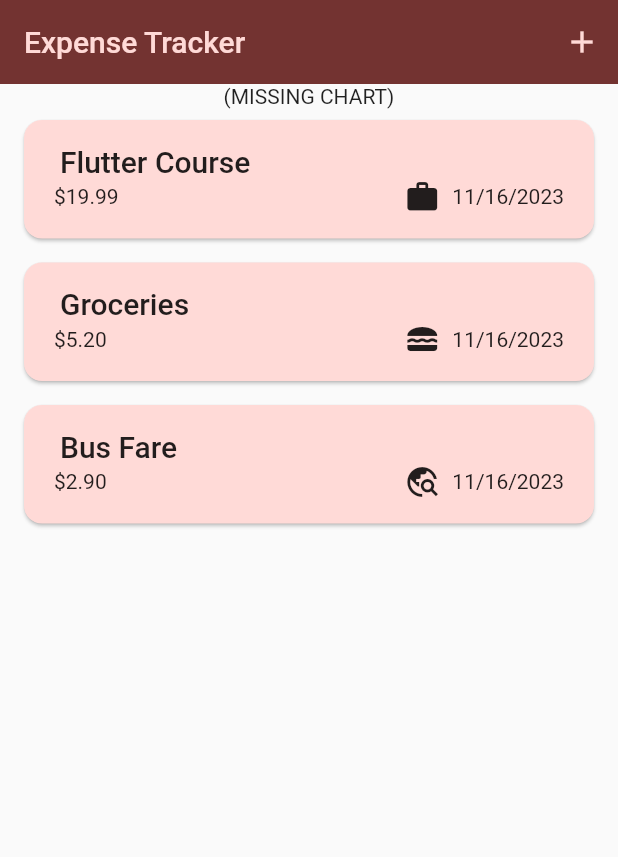
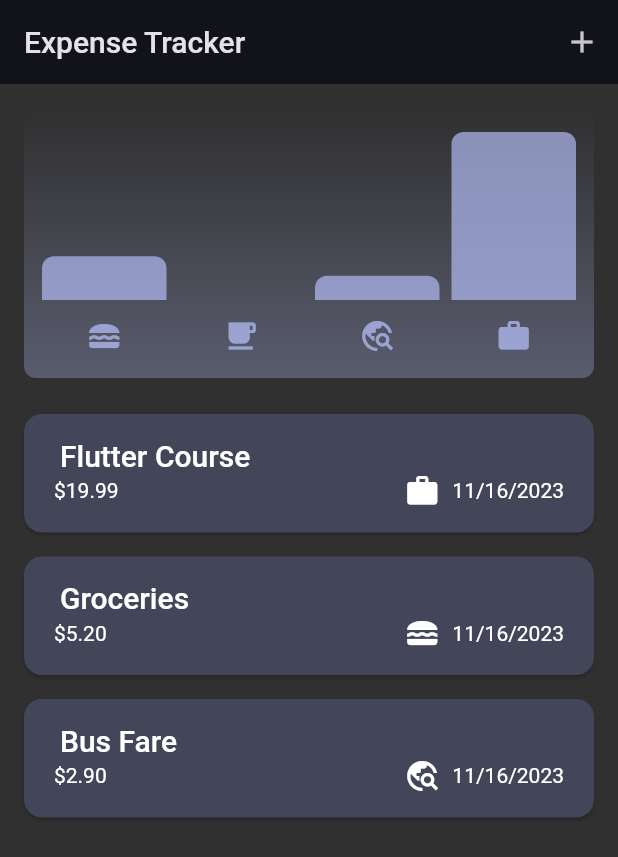
Before and after one commit to bjornunnar/flutter_expense_tracker, a Flutter app: the screen it shows after launch, on a phone screen of 412 x 824 dp. Shown: the top 857 px of the screen. Run offline on Flutter 3.47's test engine with Material 2 defaults, Android fonts, the phone set to English and light mode, and no system bars.

Commit message:
finish base version

```diff
--- a/lib/main.dart
+++ b/lib/main.dart
@@ -1,7 +1,17 @@
 import 'package:expense_tracker/widgets/expenses_base.dart';
 import 'package:flutter/material.dart';
 
-var kColorScheme = ColorScheme.fromSeed(seedColor: const Color.fromARGB(255, 176, 48, 51));
+void main() {
+  runApp(MaterialApp(
+    themeMode: ThemeMode.dark,
+    theme: lightTheme,
+    darkTheme: darkTheme,
+    home: const Expenses(),
+  ));
+}
+
+var kColorScheme = ColorScheme.fromSeed(seedColor: const Color.fromARGB(255, 37, 62, 175));
+var kDarkColorScheme = ColorScheme.fromSeed(seedColor: const Color.fromARGB(255, 23, 38, 105), brightness: Brightness.dark);
 
 ThemeData lightTheme = ThemeData().copyWith(
   brightness: Brightness.light,
@@ -19,16 +29,21 @@ ThemeData lightTheme = ThemeData().copyWith(
       backgroundColor: kColorScheme.primaryContainer,
     )
   ),
-    // textTheme: const TextTheme().copyWith(
-    //   titleLarge: const TextStyle(
-    //     fontWeight: FontWeight.normal,
-    //     fontSize: 16),
-    // )
 );
 
-void main() {
-  runApp(MaterialApp(
-    theme: lightTheme,
-    home: const Expenses(),
-  ));
-}
+ThemeData darkTheme = ThemeData.dark().copyWith(
+  brightness: Brightness.dark,
+  useMaterial3: true,
+  colorScheme: kDarkColorScheme,
+  cardTheme: const CardTheme().copyWith(
+    color: kDarkColorScheme.secondaryContainer,
+    margin: const EdgeInsets.symmetric(vertical: 8, horizontal: 16),
+  ),
+
+  elevatedButtonTheme: ElevatedButtonThemeData(
+    style: ElevatedButton.styleFrom(
+      backgroundColor: kDarkColorScheme.primaryContainer,
+      foregroundColor: kDarkColorScheme.onPrimaryContainer,
+    )
+  ),
+);
--- a/lib/models/expense.dart
+++ b/lib/models/expense.dart
@@ -43,3 +43,24 @@ class Expense{
     return formatter.format(date);
   }
 }
+
+class ExpenseBucket{
+  ExpenseBucket({
+    required this.category,
+    required this.expenses,
+  });
+
+  ExpenseBucket.forCategory(List<Expense> allExpenses, this.category) : expenses = allExpenses.where((expense) => expense.category == category).toList();
+
+  final Category category;
+  final List<Expense> expenses;
+
+  double get totalExpenses {
+    double sum = 0;
+
+    for (final expense in expenses){
+      sum += expense.amount;
+    }
+    return sum;
+  }
+}
--- /dev/null
+++ b/lib/widgets/chart/chart.dart
@@ -0,0 +1,95 @@
+import 'package:flutter/material.dart';
+
+import 'package:expense_tracker/widgets/chart/chart_bar.dart';
+import 'package:expense_tracker/models/expense.dart';
+
+class Chart extends StatelessWidget {
+  const Chart({super.key, required this.expenses});
+
+  final List<Expense> expenses;
+
+  List<ExpenseBucket> get buckets {
+    return [
+      ExpenseBucket.forCategory(expenses, Category.food),
+      ExpenseBucket.forCategory(expenses, Category.leisure),
+      ExpenseBucket.forCategory(expenses, Category.travel),
+      ExpenseBucket.forCategory(expenses, Category.work),
+    ];
+  }
+
+  double get maxTotalExpense {
+    double maxTotalExpense = 0;
+
+    for (final bucket in buckets) {
+      if (bucket.totalExpenses > maxTotalExpense) {
+        maxTotalExpense = bucket.totalExpenses;
+      }
+    }
+
+    return maxTotalExpense;
+  }
+
+  @override
+  Widget build(BuildContext context) {
+    final isDarkMode =
+        MediaQuery.of(context).platformBrightness == Brightness.dark;
+    return Container(
+      margin: const EdgeInsets.all(16),
+      padding: const EdgeInsets.symmetric(
+        vertical: 16,
+        horizontal: 8,
+      ),
+      width: double.infinity,
+      height: 180,
+      decoration: BoxDecoration(
+        borderRadius: BorderRadius.circular(8),
+        gradient: LinearGradient(
+          colors: [
+            Theme.of(context).colorScheme.primary.withOpacity(0.3),
+            Theme.of(context).colorScheme.primary.withOpacity(0.0)
+          ],
+          begin: Alignment.bottomCenter,
+          end: Alignment.topCenter,
+        ),
+      ),
+      child: Column(
+        children: [
+          Expanded(
+            child: Row(
+              crossAxisAlignment: CrossAxisAlignment.end,
+              children: [
+                for (final bucket in buckets) // alternative to map()
+                  ChartBar(
+                    fill: bucket.totalExpenses == 0
+                        ? 0
+                        : bucket.totalExpenses / maxTotalExpense,
+                  )
+              ],
+            ),
+          ),
+          const SizedBox(height: 12),
+          Row(
+            children: buckets
+                .map(
+                  (bucket) => Expanded(
+                    child: Padding(
+                      padding: const EdgeInsets.symmetric(horizontal: 4),
+                      child: Icon(
+                        categoryIcons[bucket.category],
+                        color: isDarkMode
+                            ? Theme.of(context).colorScheme.secondary
+                            : Theme.of(context)
+                                .colorScheme
+                                .primary
+                                .withOpacity(0.7),
+                      ),
+                    ),
+                  ),
+                )
+                .toList(),
+          )
+        ],
+      ),
+    );
+  }
+}
--- /dev/null
+++ b/lib/widgets/chart/chart_bar.dart
@@ -0,0 +1,34 @@
+import 'package:flutter/material.dart';
+
+class ChartBar extends StatelessWidget {
+  const ChartBar({
+    super.key,
+    required this.fill,
+  });
+
+  final double fill;
+
+  @override
+  Widget build(BuildContext context) {
+    final isDarkMode =
+        MediaQuery.of(context).platformBrightness == Brightness.dark;
+    return Expanded(
+      child: Padding(
+        padding: const EdgeInsets.symmetric(horizontal: 4),
+        child: FractionallySizedBox(
+          heightFactor: fill,
+          child: DecoratedBox(
+            decoration: BoxDecoration(
+              shape: BoxShape.rectangle,
+              borderRadius:
+                  const BorderRadius.vertical(top: Radius.circular(8)),
+              color: isDarkMode
+                  ? Theme.of(context).colorScheme.secondary
+                  : Theme.of(context).colorScheme.primary.withOpacity(0.65),
+            ),
+          ),
+        ),
+      ),
+    );
+  }
+}
--- a/lib/widgets/expense_list/expenses_list.dart
+++ b/lib/widgets/expense_list/expenses_list.dart
@@ -9,7 +9,6 @@ class ExpensesList extends StatelessWidget{
   final void Function(Expense data) removeExpense;
 
   Widget buildExpensesList(ctx, index){
-    int widgetWidth = (MediaQuery.of(ctx).size.width).floor();
 
     return Dismissible(
       resizeDuration: const Duration(milliseconds: 200), // a value between 300 and 800 ish will cause the text wiget within the background to persist after dismissed..?
@@ -18,7 +17,7 @@ class ExpensesList extends StatelessWidget{
       },
       key: ValueKey(expenses[index]),
       background: Container(
-        color: Theme.of(ctx).colorScheme.error,
+        color: Theme.of(ctx).colorScheme.error.withOpacity(0.6),
         margin: EdgeInsets.symmetric(
         horizontal: Theme.of(ctx).cardTheme.margin!.horizontal,
         ),
--- a/lib/widgets/expenses_base.dart
+++ b/lib/widgets/expenses_base.dart
@@ -2,6 +2,7 @@ import 'package:expense_tracker/widgets/expense_list/expenses_list.dart';
 import 'package:expense_tracker/widgets/new_expense.dart';
 import 'package:flutter/material.dart';
 import 'package:expense_tracker/models/expense.dart';
+import 'package:expense_tracker/widgets/chart/chart.dart';
 
 class Expenses extends StatefulWidget {
   const Expenses({super.key});
@@ -98,7 +99,7 @@ class _ExpensesState extends State<Expenses> {
       ]),
       body: Column(
         children: [
-          const Text("(MISSING CHART)"),
+          Chart(expenses: _registeredExpenses),
           Expanded(
             child: mainContent
           ),
```
Lines whose indentation alone changed are shown as unchanged.
